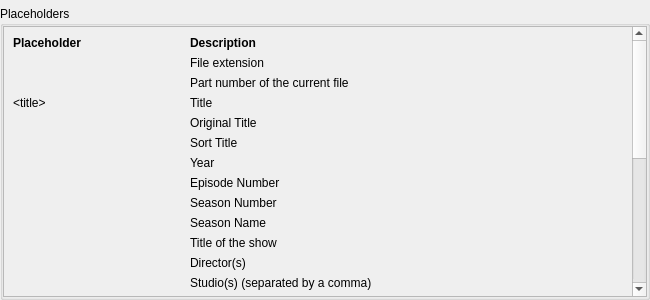
Qt form src/ui/renamer/RenamerPlaceholders.ui (Komet/MediaElch) before a commit.
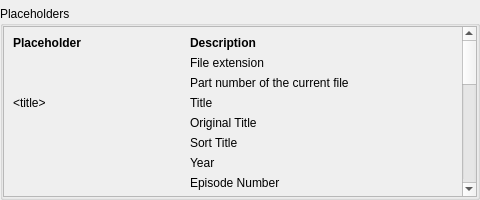
The same form after that commit.

Commit message:
fix(UI): Fix RenamerDialog sizes being mixed up after re-opening
`adjustSize()` took some size hint and applied it, regardless of the
surrounding labels.  This commit fixes this behavior by simply
removing `adjustSize()`. Furthermore, set some stretching factors.

```diff
--- a/src/ui/renamer/RenamerPlaceholders.ui
+++ b/src/ui/renamer/RenamerPlaceholders.ui
@@ -6,11 +6,17 @@
    <rect>
     <x>0</x>
     <y>0</y>
-    <width>650</width>
-    <height>300</height>
+    <width>480</width>
+    <height>200</height>
    </rect>
   </property>
-  <layout class="QVBoxLayout" name="verticalLayout">
+  <property name="minimumSize">
+   <size>
+    <width>0</width>
+    <height>200</height>
+   </size>
+  </property>
+  <layout class="QVBoxLayout" name="verticalLayout" stretch="0">
    <property name="leftMargin">
     <number>0</number>
    </property>
@@ -47,14 +53,6 @@
          <bool>true</bool>
         </property>
         <widget class="QWidget" name="placeholderItems">
-         <property name="geometry">
-          <rect>
-           <x>0</x>
-           <y>-15</y>
-           <width>664</width>
-           <height>660</height>
-          </rect>
-         </property>
          <layout class="QGridLayout" name="placeholderLayout" columnstretch="0,1">
           <item row="26" column="1">
            <widget class="QLabel" name="desc3d">
@@ -605,7 +603,6 @@
            <widget class="QLabel" name="lblDescription">
             <property name="font">
              <font>
-              <weight>75</weight>
               <bold>true</bold>
              </font>
             </property>
```
Left out of the diff: 1 changed line with no effect on the pictures. The commit also changes 3 other files.
